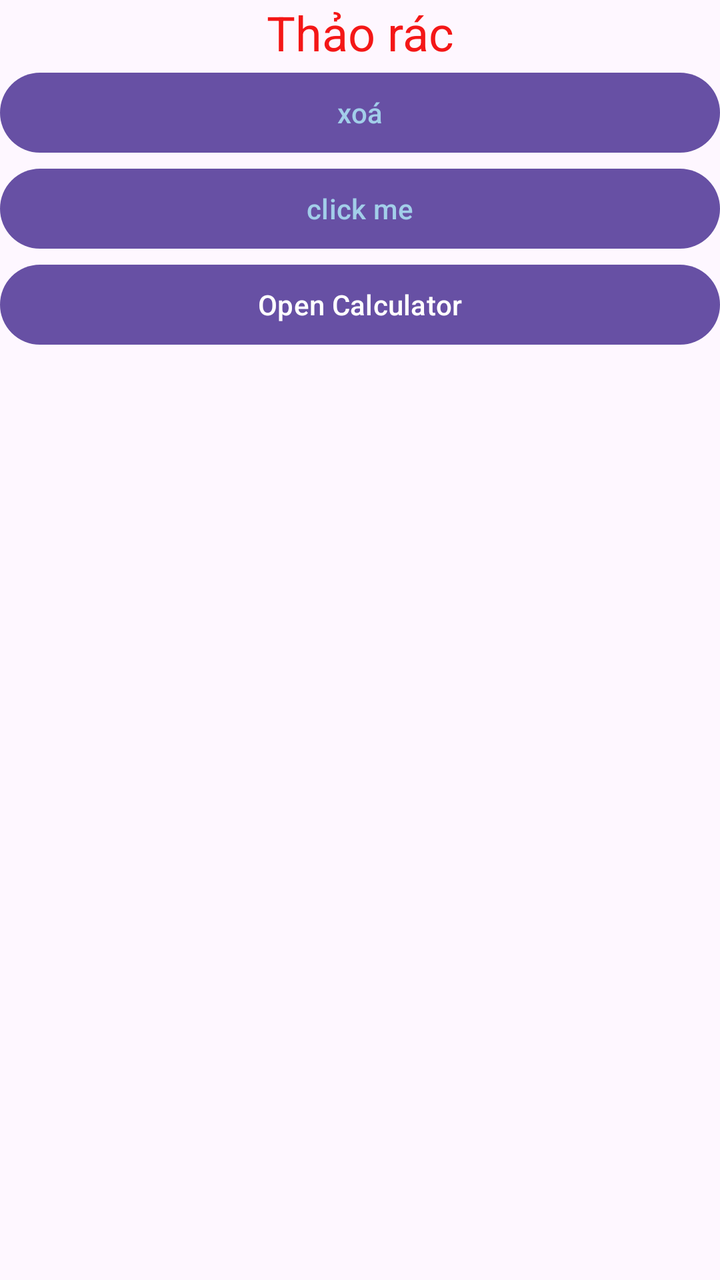
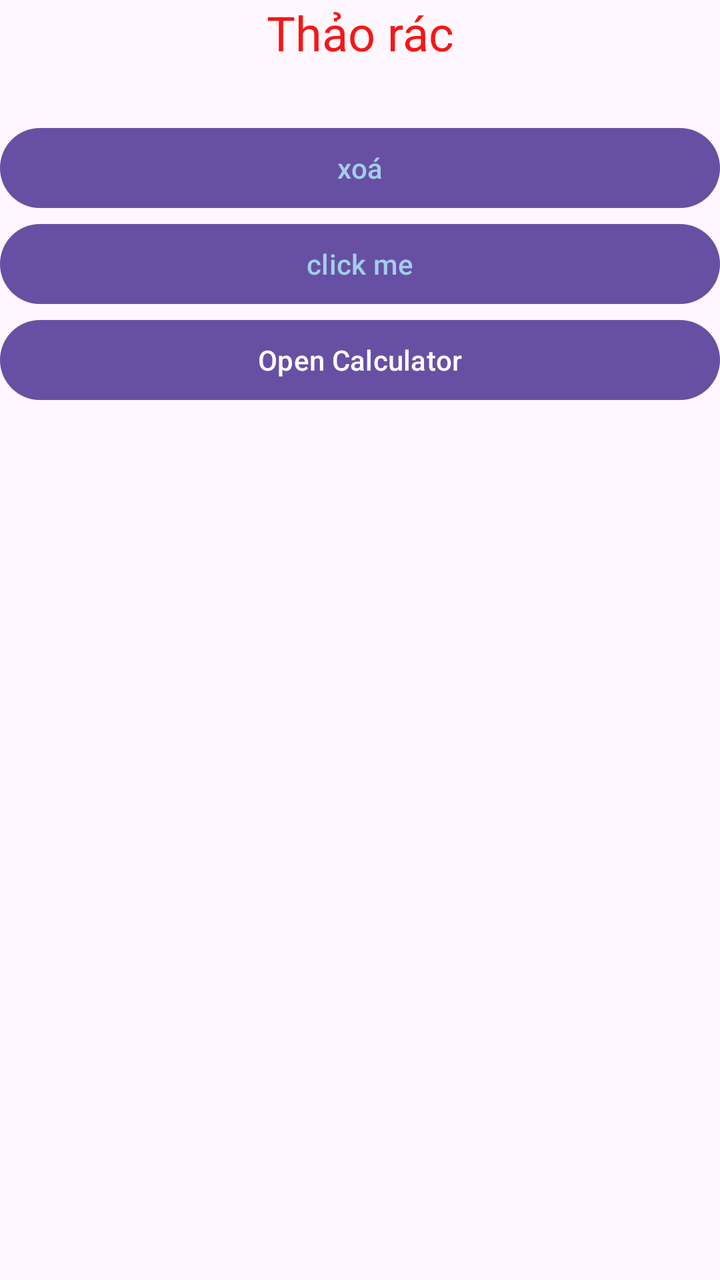

Before-and-after screenshots of an Android layout around one commit, followed by the original layout XML and the change that was made.
<!-- AndroidManifest.xml: application theme Theme.K234112ehqv -->
<!-- res/layout/activity_main.xml -->
<?xml version="1.0" encoding="utf-8"?>
<LinearLayout xmlns:android="http://schemas.android.com/apk/res/android"
    xmlns:app="http://schemas.android.com/apk/res-auto"
    xmlns:tools="http://schemas.android.com/tools"
    android:id="@+id/main"
    android:layout_width="match_parent"
    android:layout_height="match_parent"
    android:orientation="vertical"
    tools:context=".MainActivity">

    <ScrollView
        android:layout_width="match_parent"
        android:layout_height="match_parent">

        <LinearLayout
            android:layout_width="match_parent"
            android:layout_height="wrap_content"
            android:orientation="vertical" >

            <TextView
                android:layout_width="match_parent"
                android:layout_height="wrap_content"
                android:lineSpacingExtra="14sp"
                android:text="Thảo rác"
                android:textAlignment="center"
                android:textColor="#F41717"
                android:textSize="24sp" />

            <Button
                android:id="@+id/button1"
                android:layout_width="match_parent"
                android:layout_height="wrap_content"
                android:onClick="close"
                android:text="xoá"
                android:textColor="#A2CEE9" />

            <Button
                android:id="@+id/button"
                android:layout_width="match_parent"
                android:layout_height="wrap_content"
                android:onClick="click_me"
                android:text="@string/str_clickme"
                android:textColor="#A2CEE9" />

            <Button
                android:onClick="open_calculator"
                android:id="@+id/button10"
                android:layout_width="match_parent"
                android:layout_height="wrap_content"
                android:text="@string/str_open_calculator_app" />
        </LinearLayout>
    </ScrollView>


</LinearLayout>
<!-- resources referenced by this layout -->
<resources>
  <string name="str_clickme">click me</string>
  <string name="str_open_calculator_app">Open Calculator</string>
  <style name="Theme.K234112ehqv" parent="Base.Theme.K234112ehqv" />
  <style name="Base.Theme.K234112ehqv" parent="Theme.Material3.DayNight.NoActionBar">
          
          
      </style>
</resources>

<!-- the commit's change to res/layout/activity_main.xml (unified diff, before → after) -->
@@ -18,8 +18,9 @@
             android:orientation="vertical" >
 
             <TextView
+                android:id="@+id/txtWelcome"
                 android:layout_width="match_parent"
-                android:layout_height="wrap_content"
+                android:layout_height="60dp"
                 android:lineSpacingExtra="14sp"
                 android:text="Thảo rác"
                 android:textAlignment="center"
